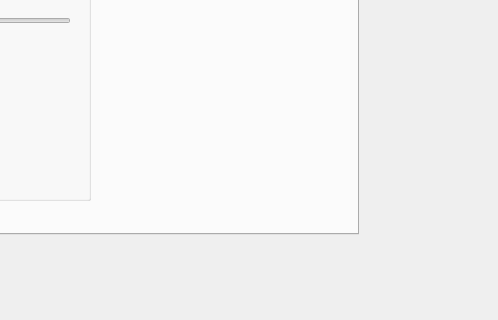
Qt form mainwindow.ui (YuriiZosia/test001QTcpp) before a commit; both pictures show x 302 to 800 and y 185 to 505 of the 800 by 600 pixel window.
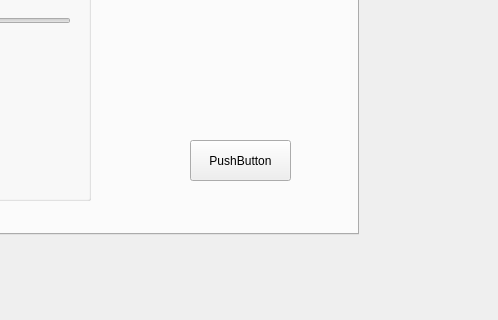
The same form after that commit. Icons and pictures are not drawn.

Diff of the .ui file:
```diff
--- a/mainwindow.ui
+++ b/mainwindow.ui
@@ -152,6 +152,19 @@
        </property>
       </widget>
      </widget>
+     <widget class="QPushButton" name="pushButton">
+      <property name="geometry">
+       <rect>
+        <x>440</x>
+        <y>240</y>
+        <width>101</width>
+        <height>41</height>
+       </rect>
+      </property>
+      <property name="text">
+       <string>PushButton</string>
+      </property>
+     </widget>
     </widget>
    </widget>
   </widget>
```
Left out of the diff: 3 changed lines with no effect on the pictures.
